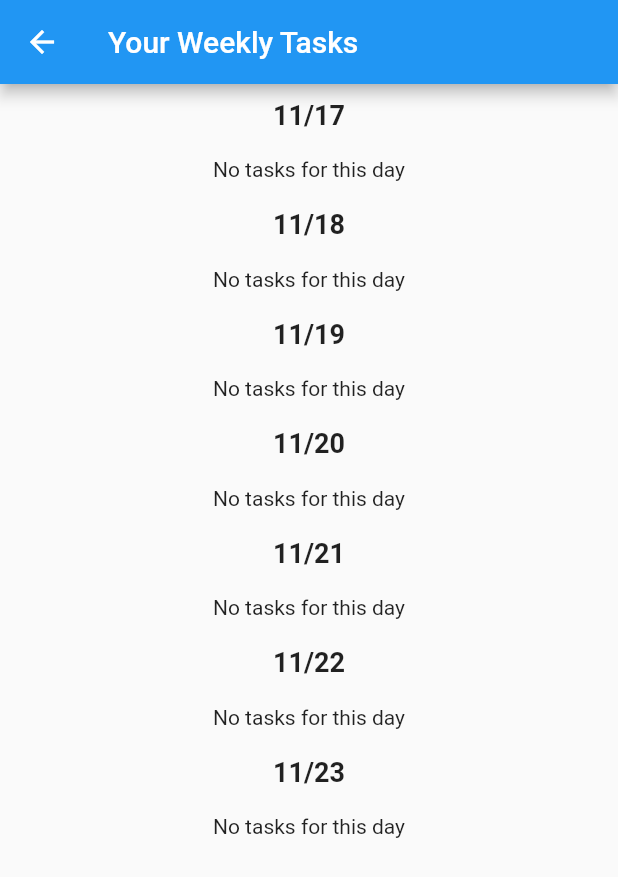
After one commit to Scrumbags115/plannertarium, a Flutter app: the WeeklyTaskView screen opened directly, on a phone screen of 412 x 824 dp. The commit adds this screen. Shown: the top 877 px of the screen. Run offline on Flutter 3.47's test engine with Material 2 defaults, Android fonts, the phone set to English and light mode, and no system bars; our stand-ins replace cloud_firestore, firebase_auth, firebase_core, get, google_sign_in; accounts and stored records are empty.

Commit message:
weekly view

```diff
--- a/lib/main.dart
+++ b/lib/main.dart
@@ -1,9 +1,11 @@
 import 'package:firebase_core/firebase_core.dart';
 import 'package:flutter/material.dart';
+import 'package:planner/common/database.dart';
+import 'package:planner/common/login.dart';
 import 'package:planner/view/loginView.dart';
 import 'package:get/get.dart';
 import 'firebase_options.dart';
-
+import 'package:planner/view/taskView.dart';
 
 void main() async {
   print("IN MAIN");
@@ -17,4 +19,5 @@ void main() async {
   runApp(const GetMaterialApp(home: loginView()));
   //runApp(GetMaterialApp(home: weekView()));
   // runApp(const MyApp());
+  logout();
 }
--- /dev/null
+++ b/lib/view/weeklyTaskView.dart
@@ -0,0 +1,117 @@
+import 'package:flutter/material.dart';
+import 'package:cloud_firestore/cloud_firestore.dart';
+import 'package:firebase_auth/firebase_auth.dart';
+import 'package:planner/common/database.dart';
+import 'package:planner/models/task.dart';
+import 'package:planner/view/taskView.dart';
+
+class WeeklyTaskView extends StatefulWidget {
+  const WeeklyTaskView({Key? key}) : super(key: key);
+
+  @override
+  _WeeklyTaskViewState createState() => _WeeklyTaskViewState();
+}
+
+class _WeeklyTaskViewState extends State<WeeklyTaskView> {
+  final FirebaseAuth _auth = FirebaseAuth.instance;
+  final FirebaseFirestore _firestore = FirebaseFirestore.instance;
+  DatabaseService _db = DatabaseService();
+  List<Task> _allTasks = [];
+  final GlobalKey<RefreshIndicatorState> _refreshIndicatorKey =
+      GlobalKey<RefreshIndicatorState>();
+  @override
+  void initState() {
+    super.initState();
+    fetchData();
+  }
+
+  Future<void> fetchData() async {
+    List<Task> tasks = await fetchWeeklyTask();
+    setState(() {
+      _allTasks = tasks;
+    });
+  }
+
+  Future<List<Task>> fetchWeeklyTask() async {
+    DateTime today = DateTime.now();
+    DateTime start = DateTime(today.year, today.month, today.day);
+    DateTime end = start.add(Duration(days: 7));
+
+    Map<DateTime, List<Task>> activeMap, delayedMap, completedMap;
+
+    // Fetch task maps for the specified week
+    (activeMap, delayedMap, completedMap) = await _db.getTaskMaps(start, end);
+
+    List<Task> allTasks = [
+      ...?activeMap[start],
+      ...?delayedMap[start],
+      ...?completedMap[start],
+    ];
+
+    print('All tasks for the week: $allTasks');
+
+    return allTasks;
+  }
+
+  @override
+  Widget build(BuildContext context) {
+    DateTime today = DateTime.now();
+    List<Widget> dayWidgets = [];
+
+    for (int i = 0; i < 7; i++) {
+      DateTime currentDate = today.add(Duration(days: i));
+      DateTime currentDay =
+          DateTime(currentDate.year, currentDate.month, currentDate.day);
+
+      // Use a Set to store unique tasks for each day
+      Set<Task> uniqueTasksForDay = Set<Task>();
+
+      // Filter tasks for the current day and add them to the Set
+      _allTasks.where((task) {
+        DateTime taskDay = DateTime(task.timeCurrent.year,
+            task.timeCurrent.month, task.timeCurrent.day);
+        return !taskDay.isBefore(currentDay) && !taskDay.isAfter(currentDay);
+      }).forEach((task) {
+        uniqueTasksForDay.add(task);
+      });
+
+      dayWidgets.add(
+        Column(
+          children: [
+            Padding(
+              padding: const EdgeInsets.all(10),
+              child: Text(
+                '${currentDate.month}/${currentDate.day}',
+                style: TextStyle(fontSize: 18, fontWeight: FontWeight.bold),
+              ),
+            ),
+            if (uniqueTasksForDay.isNotEmpty)
+              Column(
+                children: uniqueTasksForDay
+                    .map((task) => TaskCard(task: task))
+                    .toList(),
+              ),
+            if (uniqueTasksForDay.isEmpty)
+              Padding(
+                padding: const EdgeInsets.all(8.0),
+                child: Text('No tasks for this day'),
+              ),
+          ],
+        ),
+      );
+    }
+
+    return Scaffold(
+      appBar: AppBar(
+        title: Text('Your Weekly Tasks'),
+      ),
+      body: RefreshIndicator(
+        key: _refreshIndicatorKey,
+        onRefresh: () => fetchData(), // Function to call when refreshed
+        child: ListView(
+          children: dayWidgets,
+        ),
+      ),
+    );
+  }
+}
```
Also changed, not shown: lib/view/taskView.dart (+64 -61 lines).
